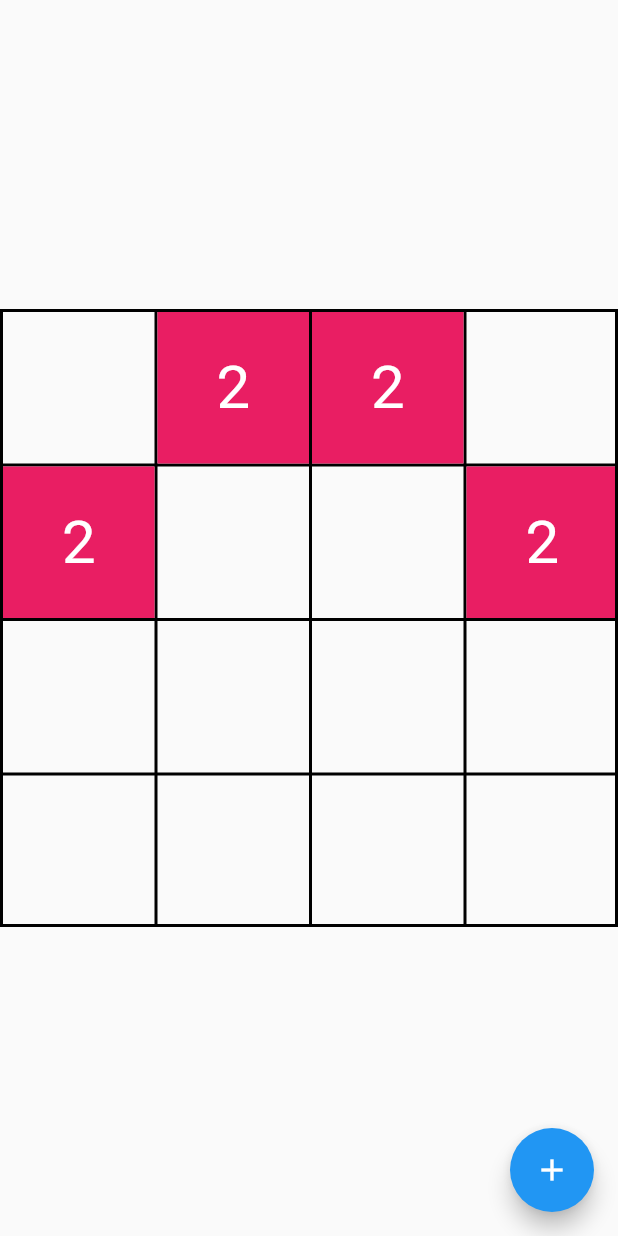
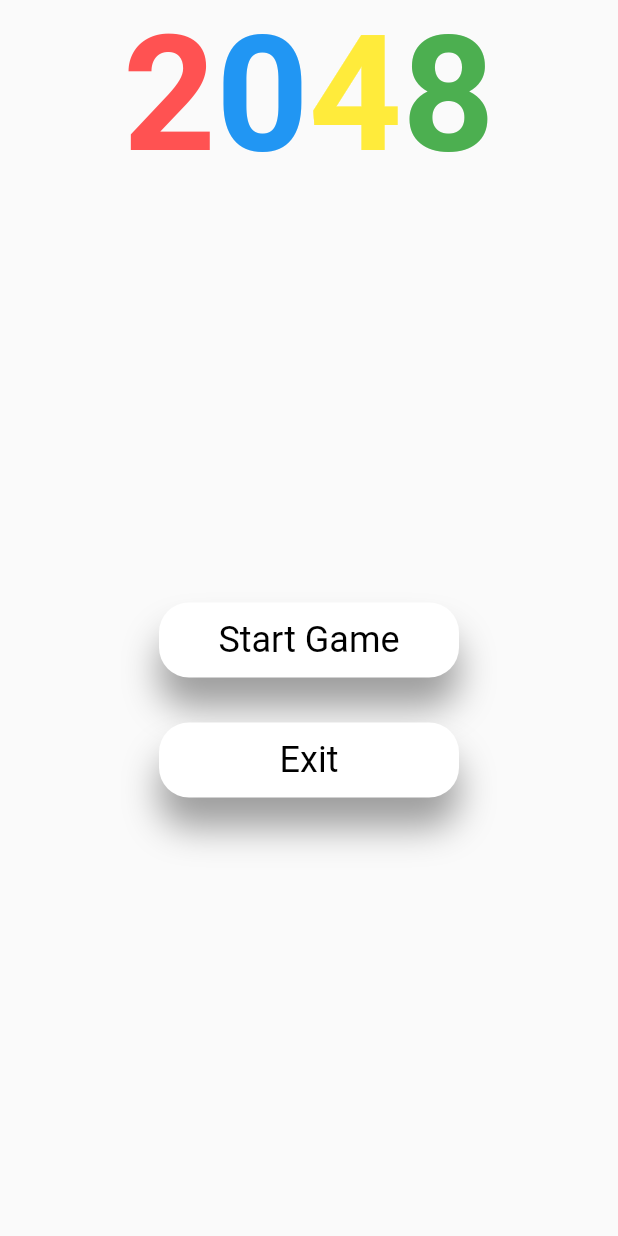
Before and after one commit to BanSleep/flutter_2048, a Flutter app: the screen it shows after launch, on a phone screen of 412 x 824 dp. Run offline on Flutter 3.47's test engine with Material 2 defaults, Android fonts, the phone set to English and light mode, and no system bars; our stand-ins replace flutter_bloc, get, get_storage.

Commit message:
last commit

```diff
--- a/lib/main.dart
+++ b/lib/main.dart
@@ -1,10 +1,15 @@
+import 'dart:io';
+
 import 'package:flutter/material.dart';
 import 'package:flutter_2048/game/cubit.dart';
 import 'package:flutter_2048/game/game.dart';
 import 'package:flutter_bloc/flutter_bloc.dart';
+import 'package:get/get.dart';
+import 'package:get_storage/get_storage.dart';
 
 void main() {
   WidgetsFlutterBinding.ensureInitialized();
+  GetStorage.init();
   runApp(const MyApp());
 }
 
@@ -13,12 +18,101 @@ class MyApp extends StatelessWidget {
 
   @override
   Widget build(BuildContext context) {
-    return const MaterialApp(
+    return const GetMaterialApp(
       title: '2048',
-      home: MyHomePage(),
+      home: MainScreen(),
     );
   }
 }
+
+class MainScreen extends StatefulWidget {
+  const MainScreen({Key? key}) : super(key: key);
+
+  @override
+  _MainScreenState createState() => _MainScreenState();
+}
+
+class _MainScreenState extends State<MainScreen> {
+  @override
+  Widget build(BuildContext context) {
+    return Scaffold(
+      body: Column(
+        mainAxisAlignment: MainAxisAlignment.start,
+        crossAxisAlignment: CrossAxisAlignment.center,
+        children: [
+          RichText(text: TextSpan(
+            children: [
+              TextSpan(text: '2', style: TextStyle(color: Colors.redAccent, fontSize: 108, fontWeight: FontWeight.w700)),
+              TextSpan(text: '0', style: TextStyle(color: Colors.blue, fontSize: 108, fontWeight: FontWeight.w700)),
+              TextSpan(text: '4', style: TextStyle(color: Colors.yellow, fontSize: 108, fontWeight: FontWeight.w700)),
+              TextSpan(text: '8', style: TextStyle(color: Colors.green, fontSize: 108, fontWeight: FontWeight.w700)),
+            ]
+          )),
+          SizedBox(height: MediaQuery.of(context).size.height/3,),
+          Center(
+            child: InkWell(
+              key: Key('inkWell'),
+              onTap: () {
+                Navigator.push(context, MaterialPageRoute(builder: (context) {
+                  return MyHomePage();
+                }));
+              },
+              child: Container(
+                width: 200,
+                height: 50,
+                decoration: BoxDecoration(
+                  borderRadius: BorderRadius.circular(20),
+                  color: Colors.white,
+                  boxShadow: [
+                    BoxShadow(
+                      color: Colors.grey,
+                      blurRadius: 20.0,
+                      spreadRadius: 0.0,
+                      offset: Offset(0, 20),
+                    )
+                  ]
+                ),
+                child: Center(
+                  child: Text('Start Game', style: TextStyle(fontSize: 24, color: Colors.black),),
+                ),
+              ),
+            ),
+          ),
+          SizedBox(height: 30,),
+          Center(
+            child: InkWell(
+              key: Key('inkWell'),
+              onTap: () {
+                exit(0);
+              },
+              child: Container(
+                width: 200,
+                height: 50,
+                decoration: BoxDecoration(
+                    borderRadius: BorderRadius.circular(20),
+                    color: Colors.white,
+                    boxShadow: [
+                      BoxShadow(
+                        color: Colors.grey,
+                        blurRadius: 20.0,
+                        spreadRadius: 0.0,
+                        offset: Offset(0, 20),
+                      )
+                    ]
+                ),
+                child: Center(
+                  child: Text('Exit', style: TextStyle(fontSize: 24, color: Colors.black),),
+                ),
+              ),
+            ),
+          ),
+          Spacer(),
+        ],
+      ),
+    );
+  }
+}
+
 
 class MyHomePage extends StatefulWidget {
   const MyHomePage({Key? key}) : super(key: key);
@@ -29,26 +123,34 @@ class MyHomePage extends StatefulWidget {
 
 class _MyHomePageState extends State<MyHomePage> {
   final cubit = GameCubit()..startGame();
+  int score = 0;
 
   @override
   Widget build(BuildContext context) {
+    GetStorage().listenKey('score', (value) {
+      setState(() {
+        score = value;
+      });
+    });
     return Scaffold(
-      body: Column(
+      body: Row(
+        crossAxisAlignment: CrossAxisAlignment.start,
         children: [
+          IconButton(icon: Icon(Icons.arrow_back), onPressed: () {
+            Navigator.pop(context);
+          }, key: const Key('onTap'),),
+          SizedBox(width: 20,),
+          Text('Score: $score', style: TextStyle(fontSize: 24),),
           Expanded(
             child: Center(
               child: BlocProvider(
                 create: (context) => cubit,
-                child: const Game(),
+                child: Game(score: score,),
               ),
             ),
           ),
+
         ],
-      ),
-      floatingActionButton: FloatingActionButton(
-        onPressed: cubit.startGame,
-        tooltip: 'Increment',
-        child: const Icon(Icons.add),
       ), // This trailing comma makes auto-formatting nicer for build methods.
     );
   }
--- a/pubspec.yaml
+++ b/pubspec.yaml
@@ -36,8 +36,12 @@ dependencies:
   cupertino_icons: ^1.0.2
   flutter_bloc: ^8.0.1
   collection: ^1.15.0
+  get: ^4.6.5
+  get_storage: ^2.0.3
 
 dev_dependencies:
+  integration_test:
+    sdk: flutter
   flutter_test:
     sdk: flutter
 
```
Also changed, not shown: lib/game/cubit.dart (+65 -2 lines), pubspec.lock, 3 other files.
